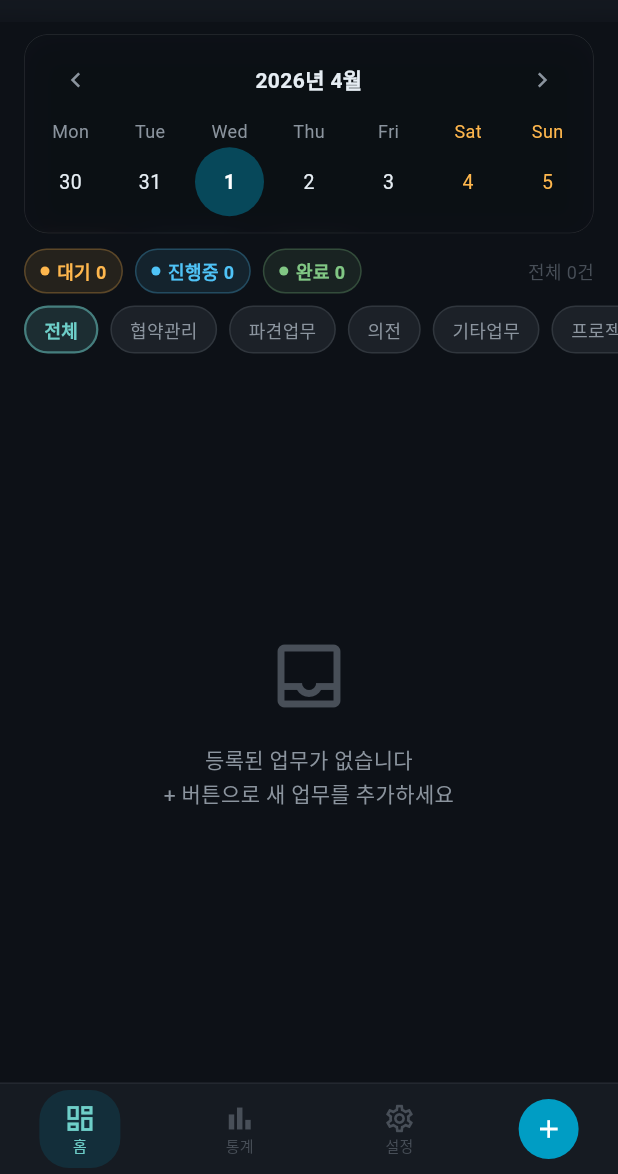
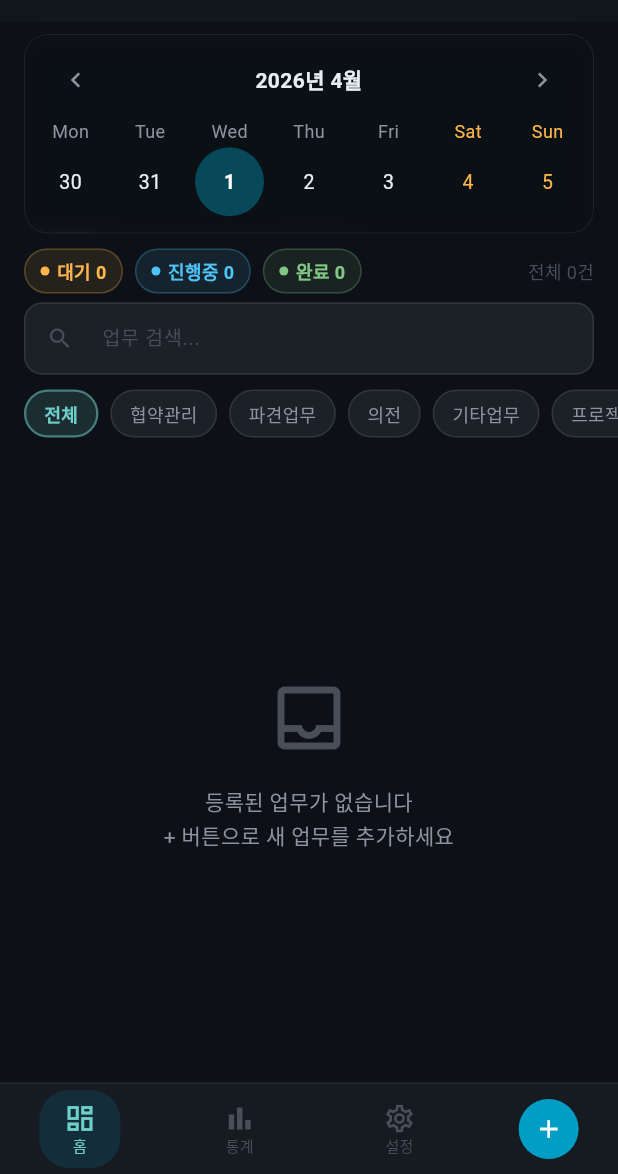
Before and after one commit to isaquinho9610-cell/gosimbago, a Flutter app: the screen it shows once a user with an empty profile is signed in, on a phone screen of 412 x 824 dp, the part 62-1236 px from its top. Run offline on Flutter 3.47's test engine with Material 3 defaults, Android fonts, the phone set to English and light mode, and no system bars; drawn by our look-alikes of table_calendar; our stand-ins replace drift, flutter_animate, flutter_riverpod, flutter_secure_storage, go_router, supabase_flutter; accounts and stored records are empty; generated files the repository leaves out were written again.

Commit message:
Add search, navigate to detail after task creation
- 검색: 홈 화면에 검색바 추가 (제목/내용 필터)
- 업무 생성 후 바로 상세페이지로 이동 (체크리스트/로그 즉시 추가 가능)

Co-Authored-By: Claude Opus 4.6 (1M context) <noreply@anthropic.com>

```diff
--- a/lib/presentation/providers/task_providers.dart
+++ b/lib/presentation/providers/task_providers.dart
@@ -83,7 +83,7 @@ class TaskActions {
 
   void _refresh() => refreshDataFromRef(_ref);
 
-  Future<void> createTask({
+  Future<String> createTask({
     required String title,
     String? description,
     required List<WorkCategory> categories,
@@ -96,8 +96,9 @@ class TaskActions {
     List<TagModel> tags = const [],
   }) async {
     final now = DateTime.now();
+    final id = _uuid.v4();
     await _service.insertTask(TaskModel(
-      id: _uuid.v4(),
+      id: id,
       title: title,
       description: description,
       categories: categories,
@@ -112,6 +113,7 @@ class TaskActions {
       tags: tags,
     ));
     _refresh();
+    return id;
   }
 
   Future<void> updateTask(TaskModel task) async {
--- a/lib/presentation/screens/home/home_screen.dart
+++ b/lib/presentation/screens/home/home_screen.dart
@@ -18,6 +18,7 @@ import '../../widgets/task_card.dart';
 final selectedDayProvider = StateProvider<DateTime?>((ref) => null);
 final focusedDayProvider = StateProvider<DateTime>((ref) => DateTime.now());
 final showCompletedProvider = StateProvider<bool>((ref) => false);
+final searchQueryProvider = StateProvider<String>((ref) => '');
 
 // ── HomeScreen ────────────────────────────────────────────────────────────────
 
@@ -29,13 +30,28 @@ class HomeScreen extends ConsumerWidget {
     final taskAsync = ref.watch(taskListProvider);
     final selectedCategory = ref.watch(selectedCategoryProvider);
     final selectedDay = ref.watch(selectedDayProvider);
+    final searchQuery = ref.watch(searchQueryProvider).toLowerCase();
 
     final filteredTasks = taskAsync.whenData((tasks) {
-      if (selectedDay == null) return tasks;
-      return tasks.where((t) {
-        if (t.dueDate == null) return false;
-        return isSameDay(t.dueDate!, selectedDay);
-      }).toList();
+      var result = tasks;
+
+      // 날짜 필터
+      if (selectedDay != null) {
+        result = result.where((t) {
+          if (t.dueDate == null) return false;
+          return isSameDay(t.dueDate!, selectedDay);
+        }).toList();
+      }
+
+      // 검색 필터
+      if (searchQuery.isNotEmpty) {
+        result = result.where((t) {
+          return t.title.toLowerCase().contains(searchQuery) ||
+              (t.description?.toLowerCase().contains(searchQuery) ?? false);
+        }).toList();
+      }
+
+      return result;
     });
 
     return GlassScaffold(
@@ -71,6 +87,9 @@ class HomeScreen extends ConsumerWidget {
                 error: (_, __) => const SizedBox.shrink(),
               ),
             ),
+
+            // ── 검색 ──
+            SliverToBoxAdapter(child: _SearchBar()),
 
             // ── 카테고리 필터 또는 날짜 헤더 ──
             SliverToBoxAdapter(
@@ -490,6 +509,70 @@ class _FilterChip extends StatelessWidget {
 
 // ── Empty State ───────────────────────────────────────────────────────────────
 
+// ── Search Bar ────────────────────────────────────────────────────────────────
+
+class _SearchBar extends ConsumerStatefulWidget {
+  @override
+  ConsumerState<_SearchBar> createState() => _SearchBarState();
+}
+
+class _SearchBarState extends ConsumerState<_SearchBar> {
+  final _controller = TextEditingController();
+
+  @override
+  void dispose() {
+    _controller.dispose();
+    super.dispose();
+  }
+
+  @override
+  Widget build(BuildContext context) {
+    return Padding(
+      padding: const EdgeInsets.fromLTRB(16, 4, 16, 4),
+      child: TextField(
+        controller: _controller,
+        style: const TextStyle(color: AppColors.textPrimary, fontSize: 14),
+        decoration: InputDecoration(
+          hintText: '업무 검색...',
+          hintStyle: const TextStyle(color: AppColors.textHint, fontSize: 13),
+          prefixIcon: const Icon(Icons.search, color: AppColors.textHint, size: 18),
+          suffixIcon: _controller.text.isNotEmpty
+              ? GestureDetector(
+                  onTap: () {
+                    _controller.clear();
+                    ref.read(searchQueryProvider.notifier).state = '';
+                  },
+                  child: const Icon(Icons.close, color: AppColors.textHint, size: 16),
+                )
+              : null,
+          isDense: true,
+          contentPadding: const EdgeInsets.symmetric(vertical: 10),
+          filled: true,
+          fillColor: AppColors.bgElevated,
+          border: OutlineInputBorder(
+            borderRadius: BorderRadius.circular(12),
+            borderSide: const BorderSide(color: AppColors.border),
+          ),
+          enabledBorder: OutlineInputBorder(
+            borderRadius: BorderRadius.circular(12),
+            borderSide: const BorderSide(color: AppColors.border),
+          ),
+          focusedBorder: OutlineInputBorder(
+            borderRadius: BorderRadius.circular(12),
+            borderSide: const BorderSide(color: AppColors.mediumBlue),
+          ),
+        ),
+        onChanged: (v) {
+          setState(() {});
+          ref.read(searchQueryProvider.notifier).state = v;
+        },
+      ),
+    );
+  }
+}
+
+// ── Empty State ───────────────────────────────────────────────────────────────
+
 class _EmptyState extends StatelessWidget {
   const _EmptyState({required this.isFiltered});
   final bool isFiltered;
--- a/lib/presentation/screens/task_form/task_form_screen.dart
+++ b/lib/presentation/screens/task_form/task_form_screen.dart
@@ -99,7 +99,7 @@ class _TaskFormScreenState extends ConsumerState<TaskFormScreen> {
           isDailyTodo: _isDailyTodo,
         ));
       } else {
-        await actions.createTask(
+        final newId = await actions.createTask(
           title: _titleController.text.trim(),
           description: _descController.text.trim().isEmpty ? null : _descController.text.trim(),
           categories: _categories.toList(),
@@ -110,6 +110,9 @@ class _TaskFormScreenState extends ConsumerState<TaskFormScreen> {
           dueDate: _dueDate,
           isDailyTodo: _isDailyTodo,
         );
+        // 생성 후 바로 상세페이지로 이동 (체크리스트/로그 추가 가능)
+        if (mounted) context.go('/task/$newId');
+        return;
       }
       if (mounted) context.pop();
     } finally {
```
